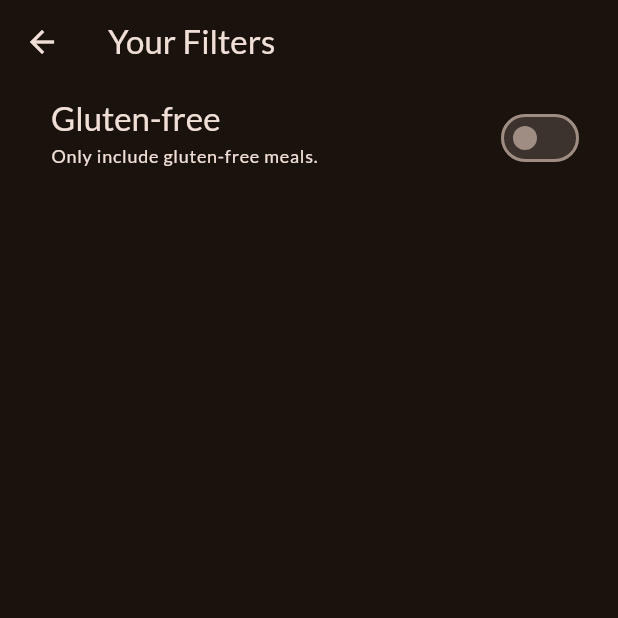
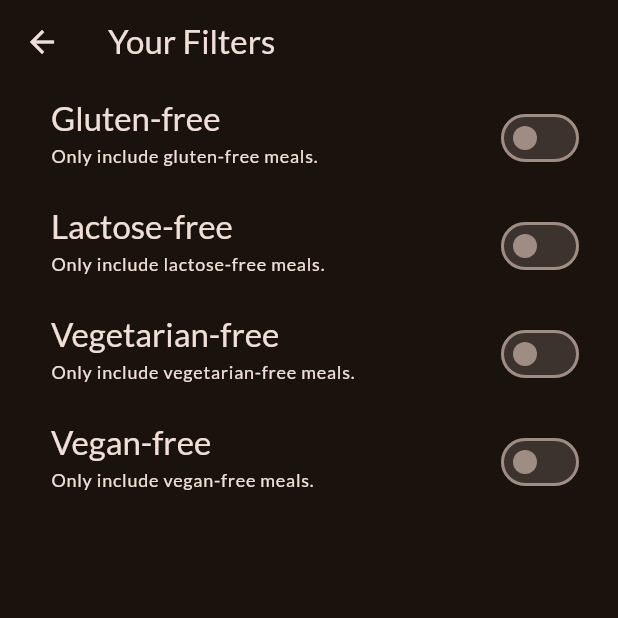
Before and after one commit to NurislamAiu/meals_app_nurs, a Flutter app: the FiltersScreen screen opened directly, on a phone screen of 412 x 824 dp, the top half of it. Run offline on Flutter 3.47's test engine with Material 3 defaults, Android fonts, the phone set to English and light mode, and no system bars; our stand-ins replace google_fonts, transparent_image.

Commit message:
start creating filters for meal categories

```diff
--- a/lib/screens/filters.dart
+++ b/lib/screens/filters.dart
@@ -1,4 +1,6 @@
 import 'package:flutter/material.dart';
+
+enum Filter { glutenFree, lactoseFree, vegetarian, vegan }
 
 class FiltersScreen extends StatefulWidget {
   const FiltersScreen({super.key});
@@ -9,17 +11,30 @@ class FiltersScreen extends StatefulWidget {
 
 class _FiltersScreenState extends State<FiltersScreen> {
   var _glutenFreeFilterSet = false;
-
+  var _lactoseFreeFilterSet = false;
+  var _vegetarianFilterSet = false;
+  var _veganFilterSet = false;
 
   @override
   Widget build(BuildContext context) {
     return Scaffold(
       appBar: AppBar(title: Text('Your Filters')),
-      body: Column(
+      body: PopScope(
+        canPop: false,
+        onPopInvokedWithResult: (bool didPop, dynamic result) {
+          if (didPop) return;
+          Navigator.of(context).pop({
+            Filter.glutenFree: _glutenFreeFilterSet,
+            Filter.lactoseFree: _lactoseFreeFilterSet,
+            Filter.vegetarian: _vegetarianFilterSet,
+            Filter.vegan: _veganFilterSet,
+          });
+        },
+        child: Column(
           children: [
             SwitchListTile(
               value: _glutenFreeFilterSet,
-            onChanged: (isChecked){
+              onChanged: (isChecked) {
                 setState(() {
                   _glutenFreeFilterSet = isChecked;
                 });
@@ -39,7 +54,74 @@ class _FiltersScreenState extends State<FiltersScreen> {
               activeColor: Theme.of(context).colorScheme.tertiary,
               contentPadding: EdgeInsets.only(left: 34, right: 22),
             ),
+            SwitchListTile(
+              value: _lactoseFreeFilterSet,
+              onChanged: (isChecked) {
+                setState(() {
+                  _lactoseFreeFilterSet = isChecked;
+                });
+              },
+              title: Text(
+                'Lactose-free',
+                style: Theme.of(context).textTheme.titleLarge!.copyWith(
+                  color: Theme.of(context).colorScheme.onBackground,
+                ),
+              ),
+              subtitle: Text(
+                'Only include lactose-free meals.',
+                style: Theme.of(context).textTheme.labelMedium!.copyWith(
+                  color: Theme.of(context).colorScheme.onBackground,
+                ),
+              ),
+              activeColor: Theme.of(context).colorScheme.tertiary,
+              contentPadding: EdgeInsets.only(left: 34, right: 22),
+            ),
+            SwitchListTile(
+              value: _vegetarianFilterSet,
+              onChanged: (isChecked) {
+                setState(() {
+                  _vegetarianFilterSet = isChecked;
+                });
+              },
+              title: Text(
+                'Vegetarian-free',
+                style: Theme.of(context).textTheme.titleLarge!.copyWith(
+                  color: Theme.of(context).colorScheme.onBackground,
+                ),
+              ),
+              subtitle: Text(
+                'Only include vegetarian-free meals.',
+                style: Theme.of(context).textTheme.labelMedium!.copyWith(
+                  color: Theme.of(context).colorScheme.onBackground,
+                ),
+              ),
+              activeColor: Theme.of(context).colorScheme.tertiary,
+              contentPadding: EdgeInsets.only(left: 34, right: 22),
+            ),
+            SwitchListTile(
+              value: _veganFilterSet,
+              onChanged: (isChecked) {
+                setState(() {
+                  _veganFilterSet = isChecked;
+                });
+              },
+              title: Text(
+                'Vegan-free',
+                style: Theme.of(context).textTheme.titleLarge!.copyWith(
+                  color: Theme.of(context).colorScheme.onBackground,
+                ),
+              ),
+              subtitle: Text(
+                'Only include vegan-free meals.',
+                style: Theme.of(context).textTheme.labelMedium!.copyWith(
+                  color: Theme.of(context).colorScheme.onBackground,
+                ),
+              ),
+              activeColor: Theme.of(context).colorScheme.tertiary,
+              contentPadding: EdgeInsets.only(left: 34, right: 22),
+            ),
           ],
+        ),
       ),
     );
   }
--- a/lib/screens/tabs.dart
+++ b/lib/screens/tabs.dart
@@ -47,13 +47,12 @@ class _TabsScreenState extends State<TabsScreen> {
   }
 
   void _setScreen(String identifier) {
+    Navigator.pop(context);
     if (identifier == 'filters') {
       Navigator.push(
         context,
         MaterialPageRoute(builder: (ctx) => FiltersScreen()),
       );
-    } else {
-      Navigator.pop(context);
     }
   }
 
```
Lines whose indentation alone changed are shown as unchanged.
